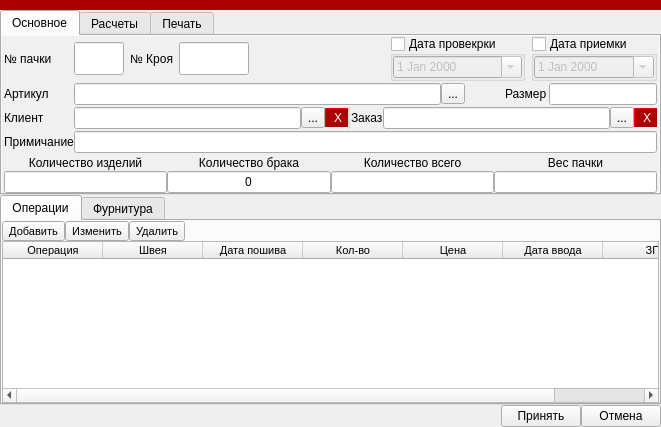
Meller008/CRM-Avi, file ui/pack.ui: the form before one commit.
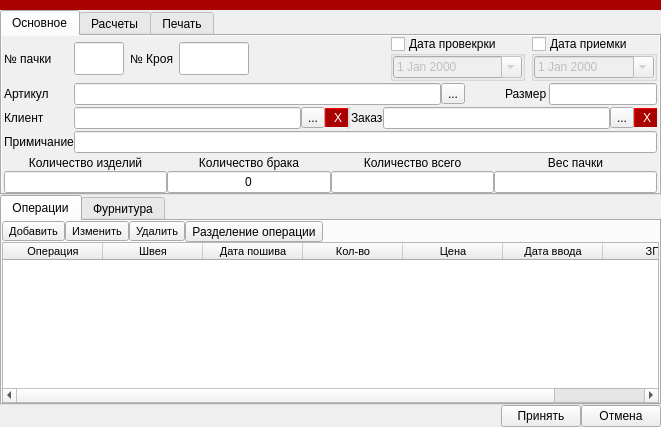
The form after the commit. The open tabs and pages were chosen to show the change.

```diff
--- a/ui/pack.ui
+++ b/ui/pack.ui
@@ -95,6 +95,13 @@
            </property>
           </widget>
          </item>
+         <item>
+          <widget class="QToolButton" name="toolButton_12">
+           <property name="text">
+            <string>Разделение операции</string>
+           </property>
+          </widget>
+         </item>
          <item>
           <spacer name="horizontalSpacer_5">
            <property name="orientation">
```
Left out of the diff: 19 changed lines with no effect on the pictures.
